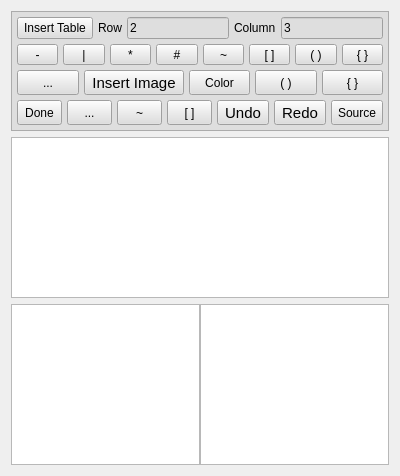
Qt form src/dlgMemos.ui (ic005k/Knot-Legacy) before a commit.
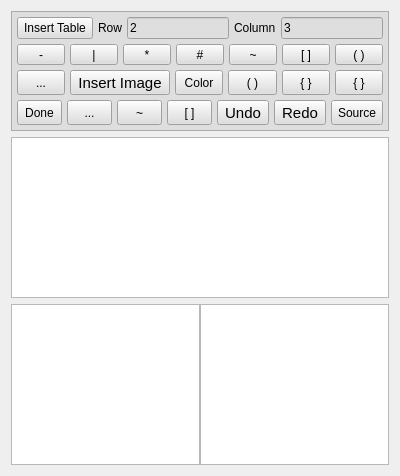
The same form after that commit. Icons and pictures are not drawn.

Commit message: Optimized the memo

Diff of the .ui file:
```diff
--- a/src/dlgMemos.ui
+++ b/src/dlgMemos.ui
@@ -191,19 +191,6 @@
           </property>
          </widget>
         </item>
-        <item>
-         <widget class="QToolButton" name="btnS9">
-          <property name="sizePolicy">
-           <sizepolicy hsizetype="Preferred" vsizetype="Preferred">
-            <horstretch>0</horstretch>
-            <verstretch>0</verstretch>
-           </sizepolicy>
-          </property>
-          <property name="text">
-           <string>{ }</string>
-          </property>
-         </widget>
-        </item>
        </layout>
       </item>
       <item>
@@ -367,6 +354,19 @@
           </property>
          </widget>
         </item>
+        <item>
+         <widget class="QToolButton" name="btnS9">
+          <property name="sizePolicy">
+           <sizepolicy hsizetype="Preferred" vsizetype="Preferred">
+            <horstretch>0</horstretch>
+            <verstretch>0</verstretch>
+           </sizepolicy>
+          </property>
+          <property name="text">
+           <string>{ }</string>
+          </property>
+         </widget>
+        </item>
        </layout>
       </item>
       <item>
```
